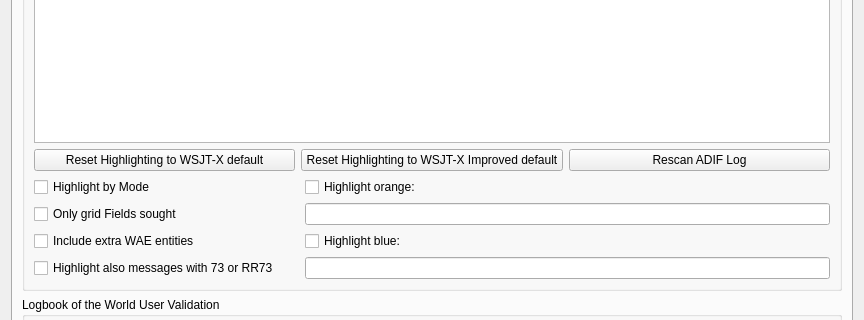
iu8lmc/Decodium-3.0-Codename-Raptor, file Configuration.ui: the form before one commit; both pictures show x 0 to 864 and y 124 to 444 of the 864 by 716 pixel window.
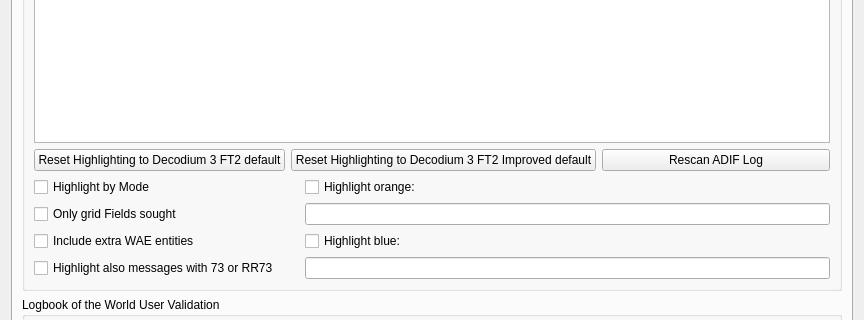
The form after the commit. The open tabs and pages were chosen to show the change. Custom widgets are drawn as their Qt base class.

Commit message:
Decodium 3 FT2 - rebrand, FT2 mode, Linux Docker build
- Rebrand WSJT-X to Decodium 3 FT2 (IU8LMC)
- Add FT2 digital mode with new Fortran sources
- Add NTP precision time client
- Add Docker build script for Linux x86_64 tarball
- Add native Linux build script
- Patch Hamlib 4.3.x compat and PSKReporter 5-arg call
- Update dark stylesheet, about dialog, UI tweaks

The edit to the form file:
```diff
--- a/Configuration.ui
+++ b/Configuration.ui
@@ -2828,14 +2828,14 @@
                <string>&lt;html&gt;&lt;head/&gt;&lt;body&gt;&lt;p&gt;Push to reset all highlight items above to default values and priorities.&lt;/p&gt;&lt;/body&gt;&lt;/html&gt;</string>
               </property>
               <property name="text">
-               <string>Reset Highlighting to WSJT-X default</string>
+               <string>Reset Highlighting to Decodium 3 FT2 default</string>
               </property>
              </widget>
             </item>
             <item>
              <widget class="QPushButton" name="reset_highlighting_to_defaults2_push_button">
               <property name="text">
-               <string>Reset Highlighting to WSJT-X Improved default</string>
+               <string>Reset Highlighting to Decodium 3 FT2 Improved default</string>
               </property>
              </widget>
             </item>
```
Left out of the diff: 14 changed lines with no effect on the pictures. The commit also changes 44 other files.
